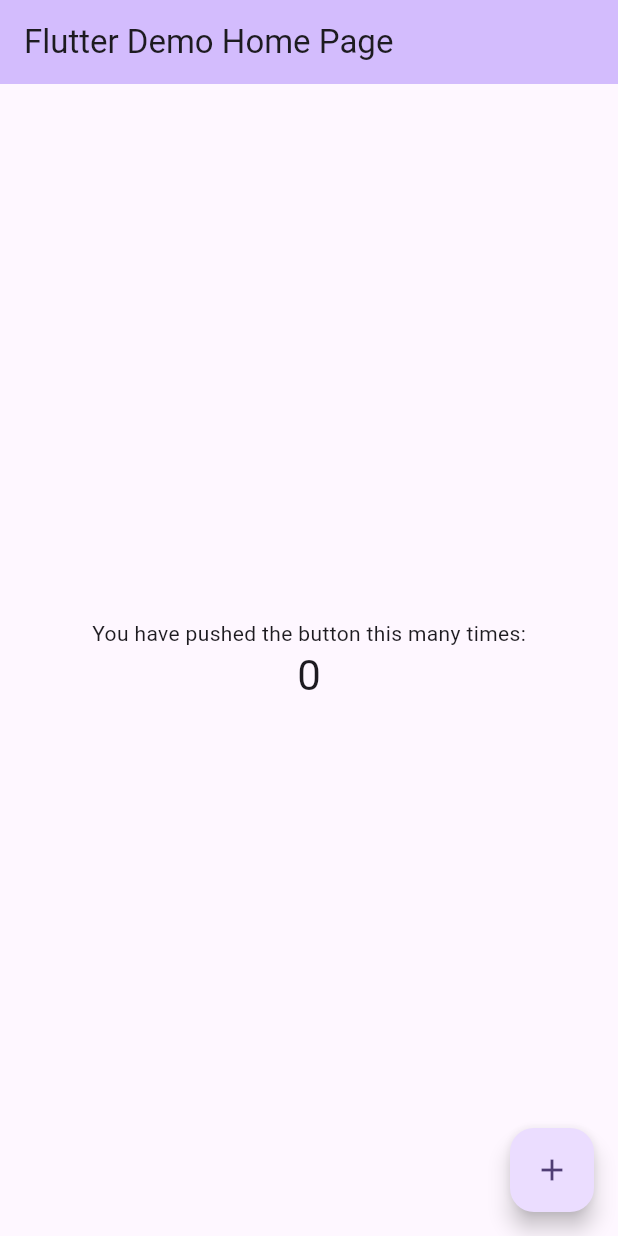
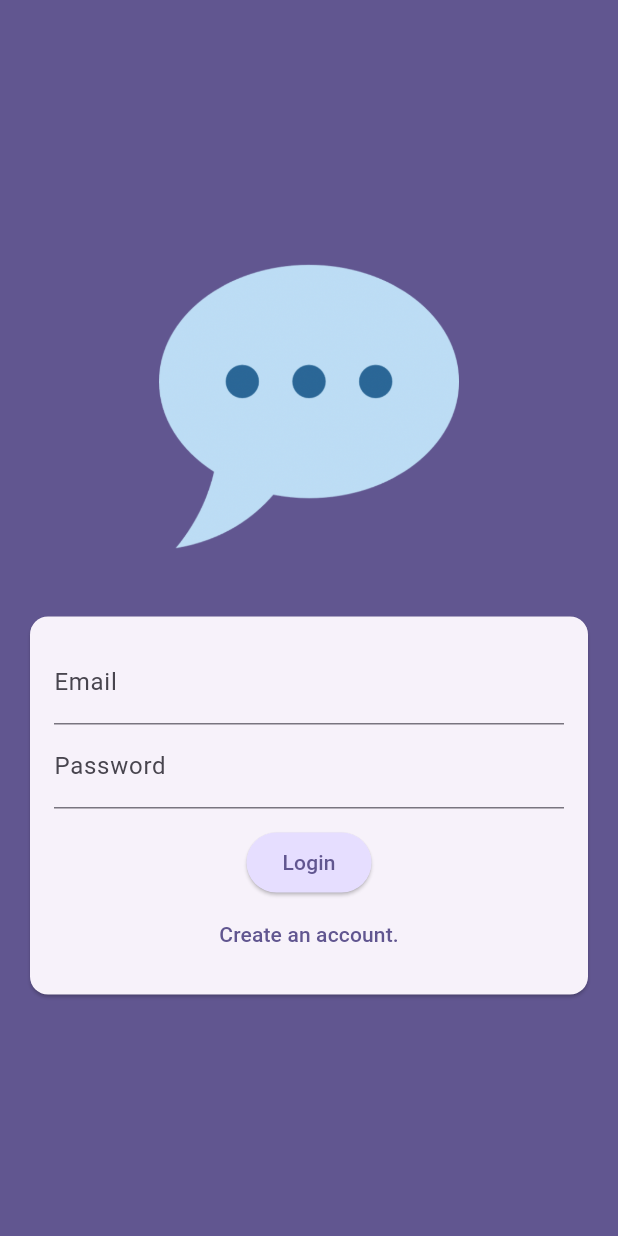
Before and after one commit to richie007dev/chat_app, a Flutter app: the screen it shows after launch, on a phone screen of 412 x 824 dp. Run offline on Flutter 3.47's test engine with Material 3 defaults, Android fonts, the phone set to English and light mode, and no system bars.

Commit message:
Implemented auth screen

```diff
--- a/lib/main.dart
+++ b/lib/main.dart
@@ -1,125 +1,23 @@
+import 'package:chat_app/screens/auth.dart';
 import 'package:flutter/material.dart';
 
 void main() {
-  runApp(const MyApp());
+  runApp(const App());
 }
 
-class MyApp extends StatelessWidget {
-  const MyApp({super.key});
+class App extends StatelessWidget {
+  const App({super.key});
 
-  // This widget is the root of your application.
   @override
   Widget build(BuildContext context) {
     return MaterialApp(
-      title: 'Flutter Demo',
-      theme: ThemeData(
-        // This is the theme of your application.
-        //
-        // TRY THIS: Try running your application with "flutter run". You'll see
-        // the application has a purple toolbar. Then, without quitting the app,
-        // try changing the seedColor in the colorScheme below to Colors.green
-        // and then invoke "hot reload" (save your changes or press the "hot
-        // reload" button in a Flutter-supported IDE, or press "r" if you used
-        // the command line to start the app).
-        //
-        // Notice that the counter didn't reset back to zero; the application
-        // state is not lost during the reload. To reset the state, use hot
-        // restart instead.
-        //
-        // This works for code too, not just values: Most code changes can be
-        // tested with just a hot reload.
-        colorScheme: ColorScheme.fromSeed(seedColor: Colors.deepPurple),
-        useMaterial3: true,
-      ),
-      home: const MyHomePage(title: 'Flutter Demo Home Page'),
+        title: 'FlutterChat',
+
+        theme:ThemeData().copyWith(
+          colorScheme: ColorScheme.fromSeed(
+              seedColor: const Color.fromARGB(255, 63, 17, 177)),
+        ),
+        home: AuthScreen(),
     );
   }
 }
-
-class MyHomePage extends StatefulWidget {
-  const MyHomePage({super.key, required this.title});
-
-  // This widget is the home page of your application. It is stateful, meaning
-  // that it has a State object (defined below) that contains fields that affect
-  // how it looks.
-
-  // This class is the configuration for the state. It holds the values (in this
-  // case the title) provided by the parent (in this case the App widget) and
-  // used by the build method of the State. Fields in a Widget subclass are
-  // always marked "final".
-
-  final String title;
-
-  @override
-  State<MyHomePage> createState() => _MyHomePageState();
-}
-
-class _MyHomePageState extends State<MyHomePage> {
-  int _counter = 0;
-
-  void _incrementCounter() {
-    setState(() {
-      // This call to setState tells the Flutter framework that something has
-      // changed in this State, which causes it to rerun the build method below
-      // so that the display can reflect the updated values. If we changed
-      // _counter without calling setState(), then the build method would not be
-      // called again, and so nothing would appear to happen.
-      _counter++;
-    });
-  }
-
-  @override
-  Widget build(BuildContext context) {
-    // This method is rerun every time setState is called, for instance as done
-    // by the _incrementCounter method above.
-    //
-    // The Flutter framework has been optimized to make rerunning build methods
-    // fast, so that you can just rebuild anything that needs updating rather
-    // than having to individually change instances of widgets.
-    return Scaffold(
-      appBar: AppBar(
-        // TRY THIS: Try changing the color here to a specific color (to
-        // Colors.amber, perhaps?) and trigger a hot reload to see the AppBar
-        // change color while the other colors stay the same.
-        backgroundColor: Theme.of(context).colorScheme.inversePrimary,
-        // Here we take the value from the MyHomePage object that was created by
-        // the App.build method, and use it to set our appbar title.
-        title: Text(widget.title),
-      ),
-      body: Center(
-        // Center is a layout widget. It takes a single child and positions it
-        // in the middle of the parent.
-        child: Column(
-          // Column is also a layout widget. It takes a list of children and
-          // arranges them vertically. By default, it sizes itself to fit its
-          // children horizontally, and tries to be as tall as its parent.
-          //
-          // Column has various properties to control how it sizes itself and
-          // how it positions its children. Here we use mainAxisAlignment to
-          // center the children vertically; the main axis here is the vertical
-          // axis because Columns are vertical (the cross axis would be
-          // horizontal).
-          //
-          // TRY THIS: Invoke "debug painting" (choose the "Toggle Debug Paint"
-          // action in the IDE, or press "p" in the console), to see the
-          // wireframe for each widget.
-          mainAxisAlignment: MainAxisAlignment.center,
-          children: <Widget>[
-            const Text(
-              'You have pushed the button this many times:',
-            ),
-            Text(
-              '$_counter',
-              style: Theme.of(context).textTheme.headlineMedium,
-            ),
-          ],
-        ),
-      ),
-      floatingActionButton: FloatingActionButton(
-        onPressed: _incrementCounter,
-        tooltip: 'Increment',
-        child: const Icon(Icons.add),
-      ), // This trailing comma makes auto-formatting nicer for build methods.
-    );
-  }
-}
--- /dev/null
+++ b/lib/screens/auth.dart
@@ -0,0 +1,116 @@
+import 'package:flutter/material.dart';
+
+class AuthScreen extends StatefulWidget {
+  const AuthScreen({super.key});
+  @override
+  State<AuthScreen> createState() {
+    return _AuthScreenState();
+  }
+}
+
+class _AuthScreenState extends State<AuthScreen> {
+  final _form = GlobalKey<FormState>();
+  var _enteredEmail = '';
+  var _enteredPassword = '';
+  var _isLogin = true;
+  void _submit() {
+    final isValid = _form.currentState!.validate();
+    if (isValid) {
+      _form.currentState!.save();
+      print(_enteredEmail);
+      print(_enteredPassword);
+    }
+  }
+
+  @override
+  Widget build(BuildContext context) {
+    return Scaffold(
+      backgroundColor: Theme.of(context).colorScheme.primary,
+      body: Center(
+        child: SingleChildScrollView(
+          child: Column(
+            mainAxisAlignment: MainAxisAlignment.center,
+            children: [
+              Container(
+                margin: const EdgeInsets.only(
+                    top: 30, bottom: 20, right: 20, left: 20),
+                width: 200,
+                child: Image.asset('assets/images/chat.png'),
+              ),
+              Card(
+                margin: const EdgeInsets.all(20),
+                child: SingleChildScrollView(
+                  child: Padding(
+                    padding: const EdgeInsets.all(16),
+                    child: Form(
+                      key: _form,
+                      child: Column(
+                        mainAxisSize: MainAxisSize.min,
+                        children: [
+                          TextFormField(
+                            decoration: const InputDecoration(
+                              labelText: "Email",
+                            ),
+                            keyboardType: TextInputType.emailAddress,
+                            autocorrect: false,
+                            textCapitalization: TextCapitalization.none,
+                            validator: (value) {
+                              if (value == null ||
+                                  value.trim().isEmpty ||
+                                  !value.contains('@')) {
+                                return 'Please enter valid email address.';
+                              }
+                              return null;
+                            },
+                            onSaved: (value) {
+                              _enteredEmail = value!;
+                            },
+                          ),
+                          TextFormField(
+                            decoration: const InputDecoration(
+                              labelText: "Password",
+                            ),
+                            obscureText: true,
+                            validator: (value) {
+                              if (value == null || value.trim().length < 8) {
+                                return 'Password must be at least 8 characters long.';
+                              }
+                              return null;
+                            },
+                            onSaved: (value) {
+                              _enteredPassword = value!;
+                            },
+                          ),
+                          const SizedBox(
+                            height: 12,
+                          ),
+                          ElevatedButton(
+                            onPressed: _submit,
+                            style: ElevatedButton.styleFrom(
+                                backgroundColor: Theme.of(context)
+                                    .colorScheme
+                                    .primaryContainer),
+                            child: Text(_isLogin ? 'Login' : 'Signup'),
+                          ),
+                          TextButton(
+                              onPressed: () {
+                                setState(() {
+                                  _isLogin = !_isLogin;
+                                });
+                              },
+                              child: Text(_isLogin
+                                  ? 'Create an account.'
+                                  : 'I already have an account.'))
+                        ],
+                      ),
+                    ),
+                  ),
+                ),
+              ),
+            ],
+          ),
+        ),
+      ),
+    );
+  }
+}
--- a/pubspec.yaml
+++ b/pubspec.yaml
@@ -59,8 +59,9 @@ flutter:
   uses-material-design: true
 
   # To add assets to your application, add an assets section, like this:
-  # assets:
-  #   - images/a_dot_burr.jpeg
+  assets:
+    - assets/images/chat.png
+
   #   - images/a_dot_ham.jpeg
 
   # An image asset can refer to one or more resolution-specific "variants", see
```
Also changed, not shown: assets/images/chat.png (added).
